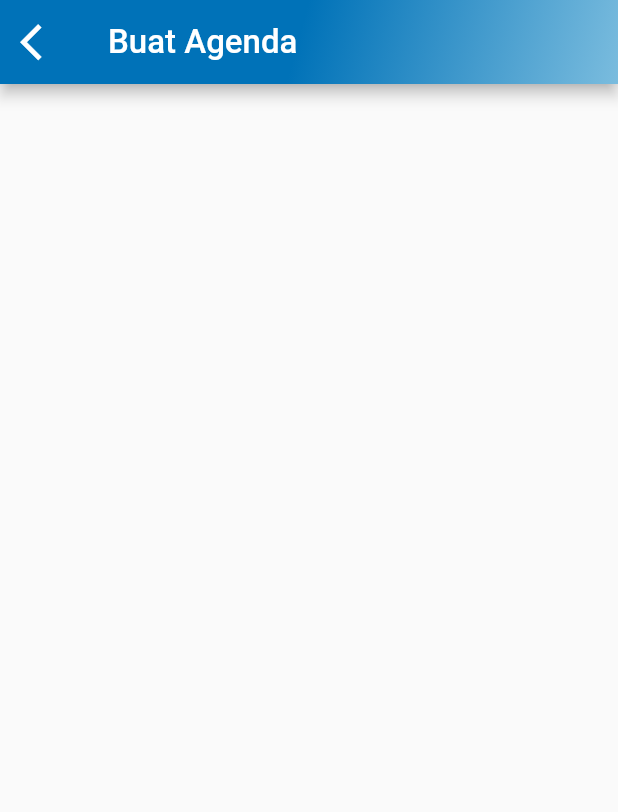
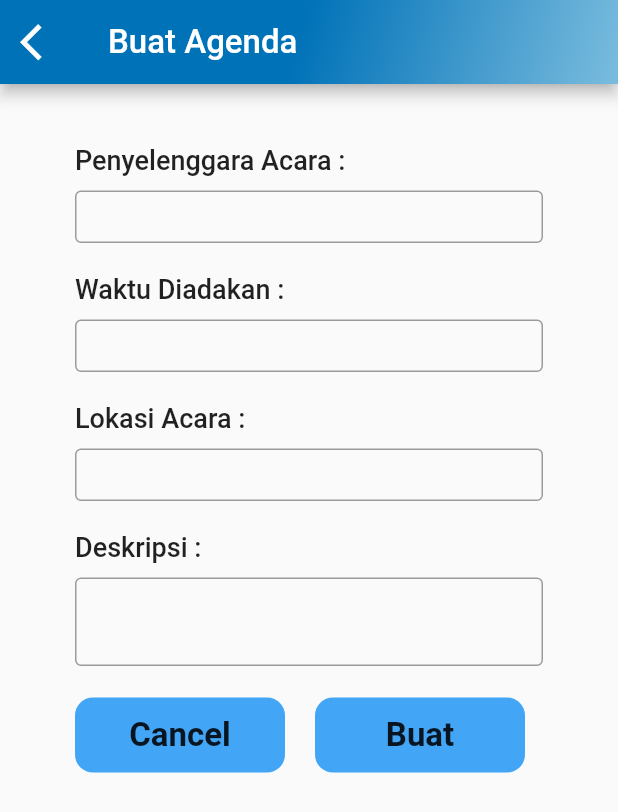
Before and after one commit to hnsfhrzi/cesc, a Flutter app: the BuatAgenda screen opened directly, on a phone screen of 412 x 824 dp. Shown: the top 812 px of the screen. Run offline on Flutter 3.47's test engine with Material 2 defaults, Android fonts, the phone set to English and light mode, and no system bars; missing offline and left inert: image_picker_for_web; statements that could not run were skipped.

Commit message:
4 Oct Progress CESC
Update UI page for CESC

```diff
--- a/lib/main.dart
+++ b/lib/main.dart
@@ -1,3 +1,4 @@
+import 'package:cesc/screen/BuafInfo.dart';
 import 'package:cesc/screen/BuatAgenda.dart';
 import 'package:cesc/screen/PassAdmin.dart';
 import 'package:cesc/screen/PassUser.dart';
@@ -12,7 +13,7 @@ class MyApp extends StatelessWidget {
   @override
   Widget build(BuildContext context) {
     return MaterialApp(
-      home: LoginPage(),
+      home: BuatInfo(),
     );
   }
 }
--- a/lib/screen/BuatAgenda.dart
+++ b/lib/screen/BuatAgenda.dart
@@ -27,7 +27,156 @@ class BuatAgenda extends StatelessWidget {
                   begin: Alignment.topCenter,
                   end: Alignment.bottomRight,
                   colors: [Color(0xFF0072B8), Color(0xFF7ABCDE)])),
-          )),
+        ),
+      ),
+      body: Container(
+        height: MediaQuery.of(context).size.height,
+        width: MediaQuery.of(context).size.width,
+        child: Padding(
+          padding: const EdgeInsets.symmetric(horizontal: 50.0, vertical: 40.0),
+          child: SingleChildScrollView(
+            child: Column(
+              crossAxisAlignment: CrossAxisAlignment.start,
+              children: [
+                Text(
+                  'Penyelenggara Acara :',
+                  style: TextStyle(
+                    fontSize: 18,
+                    fontWeight: FontWeight.w500,
+                  ),
+                ),
+                SizedBox(height: 10),
+                IsiForm(tinggi: 35),
+                SizedBox(height: 20),
+                Text(
+                  'Waktu Diadakan :',
+                  style: TextStyle(
+                    fontSize: 18,
+                    fontWeight: FontWeight.w500,
+                  ),
+                ),
+                SizedBox(height: 10),
+                IsiForm(tinggi: 35),
+                SizedBox(height: 20),
+                Text(
+                  'Lokasi Acara :',
+                  style: TextStyle(
+                    fontSize: 18,
+                    fontWeight: FontWeight.w500,
+                  ),
+                ),
+                SizedBox(height: 10),
+                IsiForm(tinggi: 35),
+                SizedBox(height: 20),
+                Text(
+                  'Deskripsi :',
+                  style: TextStyle(
+                    fontSize: 18,
+                    fontWeight: FontWeight.w500,
+                  ),
+                ),
+                SizedBox(height: 10),
+                IsiForm(tinggi: 60),
+                SizedBox(height: 20),
+                Row(
+                  children: [
+                    CancelButton(),
+                    SizedBox(width: 20),
+                    BuatButton(),
+                  ],
+                ),
+              ],
+            ),
+          ),
+        ),
+      ),
     );
   }
 }
+
+class IsiForm extends StatefulWidget {
+  const IsiForm({required this.tinggi});
+  final double tinggi;
+
+  @override
+  _IsiFormState createState() => _IsiFormState();
+}
+
+class _IsiFormState extends State<IsiForm> {
+  String? controller;
+
+  @override
+  Widget build(BuildContext context) {
+    return Container(
+      height: widget.tinggi,
+      child: TextFormField(
+        onSaved: (newValue) => controller = newValue,
+        onChanged: (value) {
+          setState(() {
+            controller = value;
+          });
+        },
+        decoration: InputDecoration(
+          border: OutlineInputBorder(),
+        ),
+      ),
+    );
+  }
+}
+
+class CancelButton extends StatelessWidget {
+  const CancelButton({Key? key}) : super(key: key);
+
+  @override
+  Widget build(BuildContext context) {
+    return InkWell(
+      child: Container(
+        height: 50,
+        width: 140,
+        alignment: Alignment.center,
+        decoration: BoxDecoration(
+          color: Colors.blue[400],
+          borderRadius: BorderRadius.circular(12),
+        ),
+        child: Center(
+          child: Text(
+            'Cancel',
+            style: TextStyle(
+              fontWeight: FontWeight.w700,
+              fontSize: 22,
+            ),
+          ),
+        ),
+      ),
+    );
+  }
+}
+
+class BuatButton extends StatelessWidget {
+  const BuatButton({Key? key}) : super(key: key);
+
+  @override
+  Widget build(BuildContext context) {
+    return InkWell(
+      onTap: () {},
+      child: Container(
+        height: 50,
+        width: 140,
+        alignment: Alignment.center,
+        decoration: BoxDecoration(
+          color: Colors.blue[400],
+          borderRadius: BorderRadius.circular(12),
+        ),
+        child: Center(
+          child: Text(
+            'Buat',
+            style: TextStyle(
+              fontWeight: FontWeight.w700,
+              fontSize: 22,
+            ),
+          ),
+        ),
+      ),
+    );
+  }
+}
--- a/pubspec.yaml
+++ b/pubspec.yaml
@@ -35,6 +35,7 @@ dependencies:
   # Use with the CupertinoIcons class for iOS style icons.
   cupertino_icons: ^1.0.2
   table_calendar : ^3.0.2
+  image_picker: ^0.8.4+2
 
 dev_dependencies:
   flutter_test:
```
Also changed, not shown: lib/generated_plugin_registrant.dart (added, +16 -0 lines), lib/screen/BuatInfo.dart (added, +182 -0 lines), lib/screen/PassAdmin.dart (+12 -7 lines), lib/screen/PassUser.dart (+12 -7 lines), lib/screen/signup.dart (+19 -12 lines), pubspec.lock, 4 other files. Lines whose indentation alone changed are shown as unchanged.
